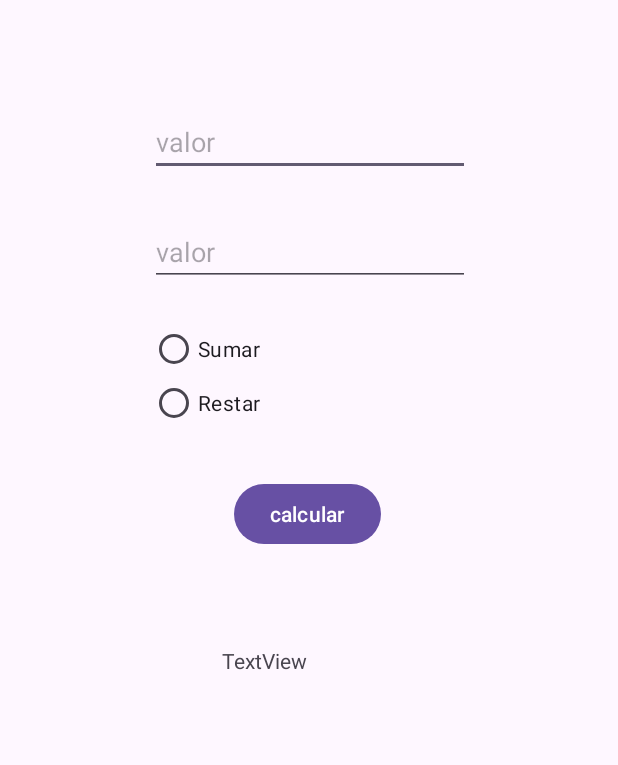
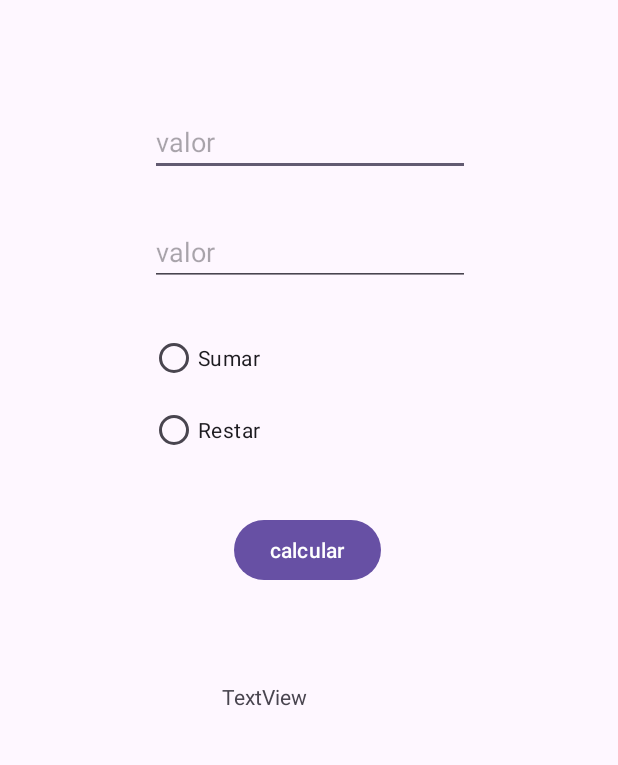
Before and after one commit to jotaalvarezz/androidStudio_apps, an Android app: the screen it shows after launch (MainActivity), on a phone screen of 412 x 824 dp, the part 207-972 px from its top. Run offline under Robolectric (Android 15) with nearby library versions, the phone set to English and light mode, and no system bars.

Commit message:
validaciones de app

```diff
--- a/app/src/main/java/com/example/myapplication/MainActivity.java
+++ b/app/src/main/java/com/example/myapplication/MainActivity.java
@@ -76,6 +76,9 @@ public class MainActivity extends AppCompatActivity {
                 res = (Float.parseFloat(num1)-Float.parseFloat(num2));
                 twr.setText(String.valueOf(res));
                 break;
+            default:
+                Toast.makeText(this, "Selecione una operacion", Toast.LENGTH_SHORT).show();
+                break;
         }
     }
 
--- a/app/src/main/res/layout/activity_main.xml
+++ b/app/src/main/res/layout/activity_main.xml
@@ -67,8 +67,8 @@
 
     <RadioGroup
         android:id="@+id/radioGroup"
-        android:layout_width="212dp"
-        android:layout_height="72dp"
+        android:layout_width="247dp"
+        android:layout_height="wrap_content"
         android:layout_marginStart="100dp"
         android:layout_marginTop="24dp"
         app:layout_constraintStart_toStartOf="parent"
@@ -76,14 +76,14 @@
 
         <RadioButton
             android:id="@+id/radioButton"
-            android:layout_width="match_parent"
-            android:layout_height="36dp"
+            android:layout_width="125dp"
+            android:layout_height="wrap_content"
             android:text="@string/radio_text_suma" />
 
         <RadioButton
             android:id="@+id/radioButton2"
-            android:layout_width="match_parent"
-            android:layout_height="36dp"
+            android:layout_width="125dp"
+            android:layout_height="wrap_content"
             android:text="@string/radio_text_resta" />
     </RadioGroup>
 
```
